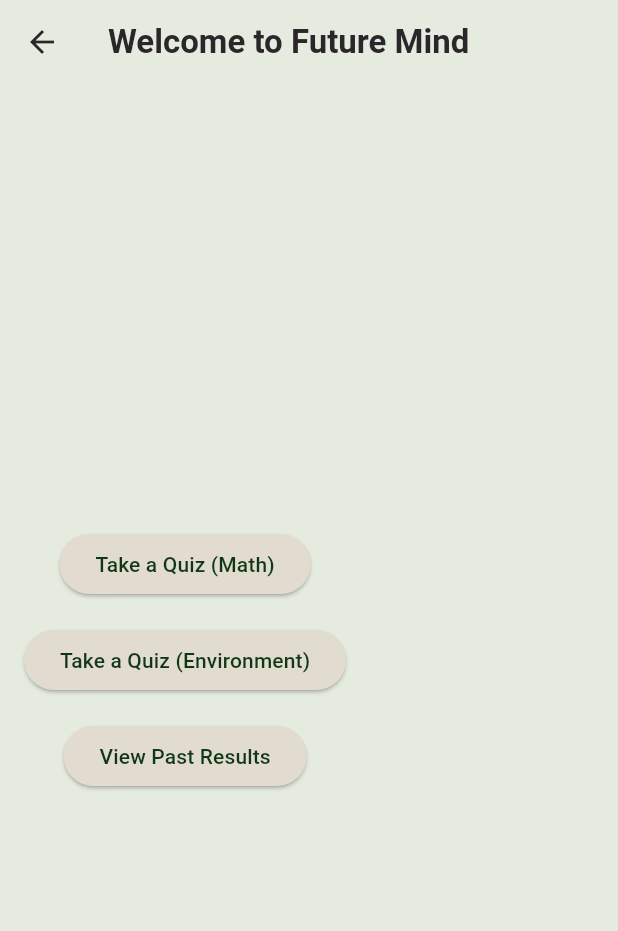
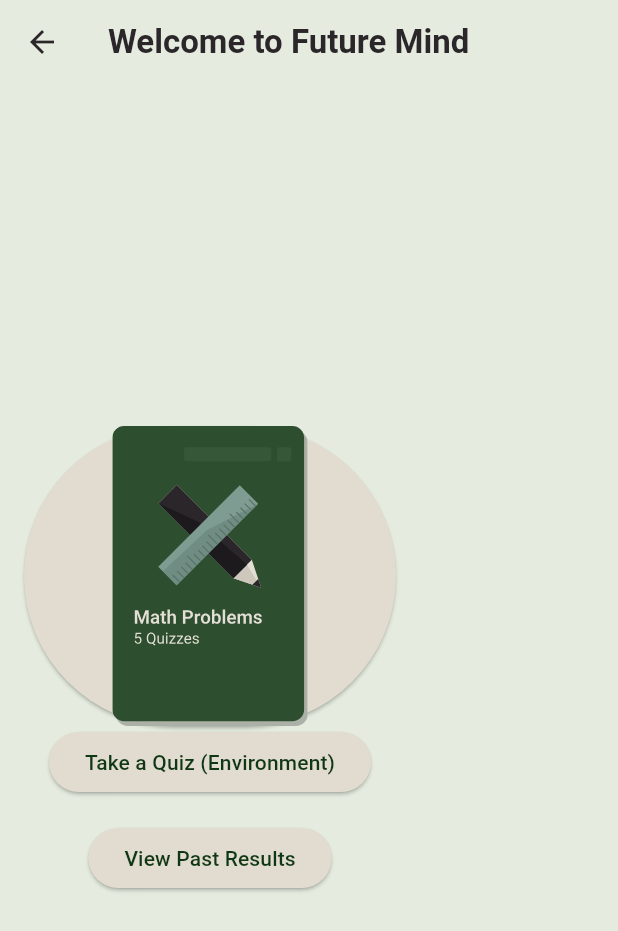
Before and after one commit to jaeden047/GCSampleTestApp, a Flutter app: the Home screen opened directly, on a phone screen of 412 x 824 dp. Shown: the top 931 px of the screen. Run offline on Flutter 3.47's test engine with Material 3 defaults, Android fonts, the phone set to English and light mode, and no system bars; our stand-ins replace flutter_svg, shared_preferences; accounts and stored records are empty.

Commit message:
adding svg design for home page

```diff
--- a/frontend/lib/home.dart
+++ b/frontend/lib/home.dart
@@ -3,6 +3,7 @@ import 'package:flutter/material.dart';
 import 'math_grades.dart';
 import 'env_topics.dart';
 import 'results.dart';
+import 'package:flutter_svg/flutter_svg.dart'; // import svg image
 // Home dashboard: Math quiz, Environmental quiz, Past Results
 
 class Home extends StatelessWidget {
@@ -25,9 +26,13 @@ class Home extends StatelessWidget {
                   MaterialPageRoute(builder: (context) => MathGrades()),
                 );
               },
-              child: Text('Take a Quiz (Math)'),
+              // child: Text('Take a Quiz (Math)'),
+              child: SvgPicture.asset(
+                'assets/images/mathImage.svg',
+                width: 200,
+                height: 200,
+              ),
             ),
-            SizedBox(height: 16),
             ElevatedButton(
               onPressed: () {
                 // Navigate to view environments selections
```
Also changed, not shown: frontend/pubspec.yaml (+5 -4 lines), frontend/assets/images/envImage.svg (added), frontend/assets/images/mathImage.svg (added), frontend/pubspec.lock.
